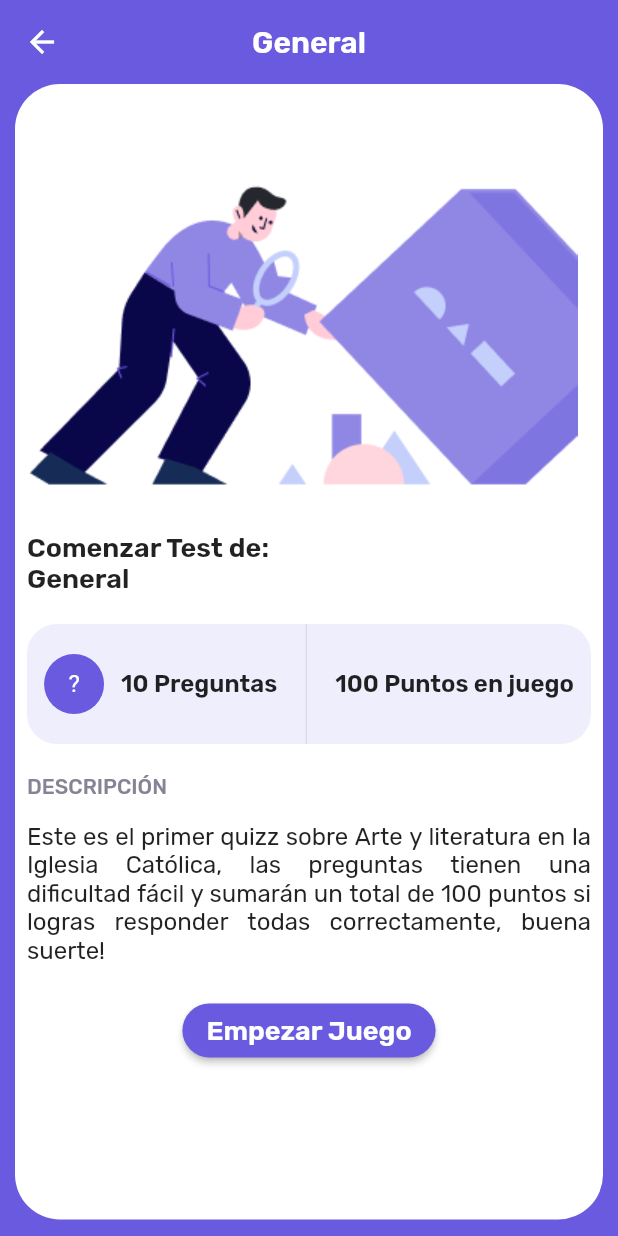
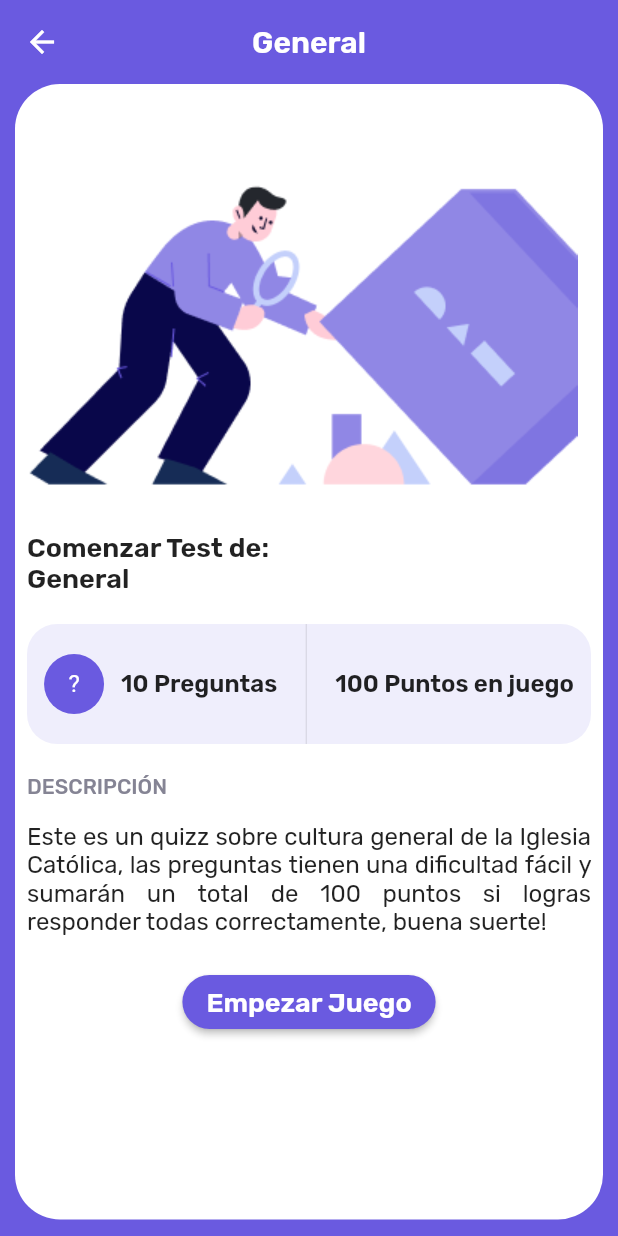
Before and after one commit to Guix98/cato_trivia, a Flutter app: the CategoryContainer widget shown alone on an empty page, opened directly, after a tap on "General", on a phone screen of 412 x 824 dp. Run offline on Flutter 3.47's test engine with Material 2 defaults, Android fonts, the light colour scheme and no system bars; our stand-ins replace convex_bottom_bar, firebase_core, flutter_svg, get, google_fonts, percent_indicator and 1 more; accounts and stored records are empty; network calls fail.

Commit message:
questions fixed

```diff
--- a/lib/components/extras_container.dart
+++ b/lib/components/extras_container.dart
@@ -41,11 +41,13 @@ class ExtrasContainer extends StatelessWidget {
                 Text(
                   title,
                   style: TextStyle(fontSize: 18, fontWeight: FontWeight.w700),
+                  overflow: TextOverflow.ellipsis,
                 ),
                 SizedBox(height: 20),
                 Text(
                   subtitle,
                   style: TextStyle(fontSize: 12),
+                  overflow: TextOverflow.ellipsis,
                 ),
               ],
             ),
--- a/lib/controllers/quizz_controller.dart
+++ b/lib/controllers/quizz_controller.dart
@@ -22,7 +22,6 @@ class QuizzController extends GetxController {
   Future<String> loadJsonData() async {
     var jsonText = await rootBundle.loadString('assets/preguntas.json');
     questionsList = questionFromJson(jsonText);
-    loadGeneral();
     return 'success';
   }
 
--- a/lib/pages/questions_page.dart
+++ b/lib/pages/questions_page.dart
@@ -11,113 +11,152 @@ import 'package:cato_trivia/theme/colors.dart' as colors;
 import '../models/question.dart';
 
 class QuestionsPage extends StatelessWidget {
+  final String category;
   final QuizzController _quizzController =
       Get.put<QuizzController>(QuizzController());
-  final GameController _gameController=
+  final GameController _gameController =
       Get.put<GameController>(GameController());
+
+  QuestionsPage({Key? key, required this.category}) : super(key: key);
+
   @override
   Widget build(BuildContext context) {
     return BottomNavLayout(
         bottomIndex: 2,
-
         hideNav: true,
-        title: 'General',
+        title: category,
         child: PageView(
           controller: _gameController.pageController,
           physics: NeverScrollableScrollPhysics(),
           children: buildQuestionCards(),
         ));
   }
-  List<Widget> buildQuestionCards(){
-    List<Widget> widgets=[];
+
+  List<Widget> buildQuestionCards() {
+    switch (category.toLowerCase()) {
+      case 'general':
+        _quizzController.loadGeneral();
+        break;
+      case 'adviento':
+        _quizzController.loadAdviento();
+        break;
+      case 'cuaresma':
+        _quizzController.loadCuaresma();
+        break;
+      case 'navidad':
+        _quizzController.loadNavidad();
+        break;
+      case 'pascua':
+        _quizzController.loadPascua();
+        break;
+
+      default:
+        break;
+    }
+    List<Widget> widgets = [];
     widgets.add(QuizInitPage());
-    Widget  body=Container();
-    for(var i=0;i< _quizzController.categoryQuestionList.length;i++){
-      final question= _quizzController.categoryQuestionList[i];
-      switch(question.tipo){
+    Widget body = Container();
+    for (var i = 0; i < _quizzController.categoryQuestionList.length; i++) {
+      final question = _quizzController.categoryQuestionList[i];
+      switch (question.tipo) {
         case "M":
-         body=QuestionMultiple( question: question);
+          body = QuestionMultiple(question: question);
           break;
         case "VF":
-          body=QuestionTrueOrFalse(question: question);
+          body = QuestionTrueOrFalse(question: question);
           break;
-
       }
-      widgets.add(
-          WhiteCard(
+      widgets.add(WhiteCard(
           child: Column(
         mainAxisSize: MainAxisSize.min,
         children: [
           Expanded(
             child: ListView(
-                      padding: EdgeInsets.symmetric(
-                        horizontal: 20,
-                        vertical: 20
+              padding: EdgeInsets.symmetric(horizontal: 20, vertical: 20),
+              children: [
+                Obx(() {
+                  return CircleAvatar(
+                    backgroundColor:
+                        _gameController.questionResult.value == true
+                            ? colors.green
+                            : _gameController.questionResult.value == false
+                                ? colors.red
+                                : colors.pinkSalmon,
+                    radius: 30,
+                    child: _gameController.questionResult.value == true
+                        ? Icon(Icons.done, color: colors.white)
+                        : _gameController.questionResult.value == false
+                            ? Icon(Icons.close, color: colors.white)
+                            : Text(
+                                (i + 1).toString(),
+                                style: GoogleFonts.rubik(
+                                    fontWeight: FontWeight.w600,
+                                    fontSize: 24,
+                                    color: colors.white),
                               ),
-                      children:
-                      [
-                        Obx(
-                          () {
-                            return CircleAvatar(
-                              backgroundColor: _gameController.questionResult.value==true?colors.green:_gameController.questionResult.value==false?colors.red:colors.pinkSalmon,
-                              radius: 30,
-                              child:
-                              _gameController.questionResult.value==true?
-                                  Icon(Icons.done,color: colors.white):
-                              _gameController.questionResult.value==false?
-                              Icon(Icons.close,color: colors.white):
-                              Text((i+1).toString(),
+                  );
+                }),
+                SizedBox(
+                  height: 30,
+                ),
+                Text(
+                  "PREGUNTA ${i + 1} DE ${_quizzController.categoryQuestionList.length} ",
                   style: GoogleFonts.rubik(
-                                    fontWeight: FontWeight.w600, fontSize: 24,color: colors.white),),
-                            );
-                          }
+                      fontWeight: FontWeight.w600,
+                      fontSize: 18,
+                      color: colors.grey2),
                 ),
-                        SizedBox(height: 30,),
-                        Text("PREGUNTA ${i+1} DE ${_quizzController.categoryQuestionList.length} ",
+                SizedBox(
+                  height: 10,
+                ),
+                Text(
+                  question.pregunta,
                   style: GoogleFonts.rubik(
-                              fontWeight: FontWeight.w600, fontSize: 18,color: colors.grey2),),
-                        SizedBox(height: 10,),
-                        Text(question.pregunta,
-                          style: GoogleFonts.rubik(
-                              fontWeight: FontWeight.w600, fontSize: 18,color: colors.black),),
-                        SizedBox(height: 50,),
+                      fontWeight: FontWeight.w600,
+                      fontSize: 18,
+                      color: colors.black),
+                ),
+                SizedBox(
+                  height: 50,
+                ),
                 body
-
               ],
             ),
           ),
           SizedBox(
               height: 50,
               child: Center(
-                      child: Obx(
-                        () {
+                child: Obx(() {
                   return AnimatedOpacity(
                     duration: Duration(milliseconds: 200),
-                            opacity: _gameController.questionResult.value!=null?1:0,
+                    opacity:
+                        _gameController.questionResult.value != null ? 1 : 0,
                     child: MaterialButton(
                       height: 50,
                       minWidth: double.infinity,
                       color: colors.dullLavender,
-                              shape: RoundedRectangleBorder(borderRadius: BorderRadius.vertical(bottom: Radius.circular(30))),
-
-                              child: Text(_quizzController.categoryQuestionList.length==i+1?"Terminar":"Siguiente",
+                      shape: RoundedRectangleBorder(
+                          borderRadius: BorderRadius.vertical(
+                              bottom: Radius.circular(30))),
+                      child: Text(
+                          _quizzController.categoryQuestionList.length == i + 1
+                              ? "Terminar"
+                              : "Siguiente",
                           style: GoogleFonts.rubik(
-                                      fontWeight: FontWeight.w600, fontSize: 18,color: colors.white)),
-                              onPressed: (){
-                                if(_gameController.questionResult.value!=null){
+                              fontWeight: FontWeight.w600,
+                              fontSize: 18,
+                              color: colors.white)),
+                      onPressed: () {
+                        if (_gameController.questionResult.value != null) {
                           _gameController.nextQuestion();
                         }
                       },
                     ),
                   );
-                        }
-                      ),
-                    )
-                  )
+                }),
+              ))
         ],
-              )
-          )
-      );
+      )));
     }
 
     widgets.add(FinishPage());
@@ -125,10 +164,9 @@ class QuestionsPage extends StatelessWidget {
   }
 }
 
-
 class FinishPage extends StatelessWidget {
-  final GameController _gameController= Get.find();
-  final QuizzController _quizzController=Get.find();
+  final GameController _gameController = Get.find();
+  final QuizzController _quizzController = Get.find();
   FinishPage({Key? key}) : super(key: key);
 
   @override
@@ -137,39 +175,58 @@ class FinishPage extends StatelessWidget {
       child: Column(
         mainAxisAlignment: MainAxisAlignment.center,
         children: [
-          Text("TU RESULTADO ES",
+          Text(
+            "TU RESULTADO ES",
             textAlign: TextAlign.center,
             style: GoogleFonts.rubik(
-                fontWeight: FontWeight.w600, fontSize: 18,color: colors.black),),
-          SizedBox(height: 20,),
+                fontWeight: FontWeight.w600, fontSize: 18, color: colors.black),
+          ),
+          SizedBox(
+            height: 20,
+          ),
           CircleAvatar(
             backgroundColor: colors.mintTulip,
             radius: 100,
-            child:
-            Text("${_gameController.score}/${_quizzController.categoryQuestionList.length*10}",
+            child: Text(
+              "${_gameController.score}/${_quizzController.categoryQuestionList.length * 10}",
               style: GoogleFonts.rubik(
-                  fontWeight: FontWeight.w600, fontSize: 40,color: colors.royalBlue),),
+                  fontWeight: FontWeight.w600,
+                  fontSize: 40,
+                  color: colors.royalBlue),
             ),
-          SizedBox(height: 10,),
-          Text("Correctas: ${_gameController.rightAnswers}",
+          ),
+          SizedBox(
+            height: 10,
+          ),
+          Text(
+            "Correctas: ${_gameController.rightAnswers}",
             textAlign: TextAlign.center,
             style: GoogleFonts.rubik(
-                fontWeight: FontWeight.w600, fontSize: 14,color: colors.grey2),),
-          SizedBox(height: 5,),
-          Text("Incorrectas: ${_gameController.wrongAnswers}",
+                fontWeight: FontWeight.w600, fontSize: 14, color: colors.grey2),
+          ),
+          SizedBox(
+            height: 5,
+          ),
+          Text(
+            "Incorrectas: ${_gameController.wrongAnswers}",
             textAlign: TextAlign.center,
             style: GoogleFonts.rubik(
-                fontWeight: FontWeight.w600, fontSize: 14,color: colors.grey2),),
-
-          SizedBox(height: 30,),
+                fontWeight: FontWeight.w600, fontSize: 14, color: colors.grey2),
+          ),
+          SizedBox(
+            height: 30,
+          ),
           MaterialButton(
             height: 50,
             color: colors.royalBlue,
-            shape: RoundedRectangleBorder(borderRadius: BorderRadius.circular(30)),
+            shape:
+                RoundedRectangleBorder(borderRadius: BorderRadius.circular(30)),
             child: Text("Volver",
                 style: GoogleFonts.rubik(
-                    fontWeight: FontWeight.w600, fontSize: 18,color: colors.white)),
-            onPressed: (){
+                    fontWeight: FontWeight.w600,
+                    fontSize: 18,
+                    color: colors.white)),
+            onPressed: () {
               Get.back();
             },
           ),
@@ -182,36 +239,34 @@ class FinishPage extends StatelessWidget {
 class QuestionTrueOrFalse extends StatefulWidget {
   final Question question;
 
-  QuestionTrueOrFalse({Key? key,required this.question}) : super(key: key);
+  QuestionTrueOrFalse({Key? key, required this.question}) : super(key: key);
 
   @override
   State<QuestionTrueOrFalse> createState() => _QuestionTrueOrFalseState();
 }
 
 class _QuestionTrueOrFalseState extends State<QuestionTrueOrFalse> {
-  final GameController _gameController=Get.find();
-  var _selected=-1;
+  final GameController _gameController = Get.find();
+  var _selected = -1;
   @override
   Widget build(BuildContext context) {
-    return Row(
-      mainAxisAlignment: MainAxisAlignment.spaceAround,
-        children: [
+    return Row(mainAxisAlignment: MainAxisAlignment.spaceAround, children: [
       optionCard("FALSO", 0),
-          SizedBox(height: 10,),
+      SizedBox(
+        height: 10,
+      ),
       optionCard("VERDADERO", 1),
-        ]
-    );
+    ]);
   }
 
-  Widget optionCard(String option,int number){
-
+  Widget optionCard(String option, int number) {
     return GestureDetector(
-      onTap: (){
-        if(_gameController.questionResult.value==null){
+      onTap: () {
+        if (_gameController.questionResult.value == null) {
           setState(() {
-            _selected=number;
+            _selected = number;
           });
-          _gameController.optionSelected.value=option;
+          _gameController.optionSelected.value = option;
           _gameController.verifyAnswer();
         }
       },
@@ -219,59 +274,59 @@ class _QuestionTrueOrFalseState extends State<QuestionTrueOrFalse> {
         duration: Duration(milliseconds: 100),
         padding: EdgeInsets.all(20),
         decoration: BoxDecoration(
-            color: option=="FALSO"?colors.red.withOpacity(1):colors.green.withOpacity(1),
+            color: option == "FALSO"
+                ? colors.red.withOpacity(1)
+                : colors.green.withOpacity(1),
             borderRadius: BorderRadius.circular(20),
-            border: Border.all(color: colors.hawkesBlue)
-        ),
-        child: Text(option,
+            border: Border.all(color: colors.hawkesBlue)),
+        child: Text(
+          option,
           style: GoogleFonts.rubik(
-              fontWeight: FontWeight.w600,
-              fontSize: 18,
-              color: colors.black),
+              fontWeight: FontWeight.w600, fontSize: 18, color: colors.black),
         ),
       ),
     );
   }
 }
+
 class QuestionMultiple extends StatefulWidget {
   final Question question;
 
-  QuestionMultiple({Key? key,required this.question}) : super(key: key);
+  QuestionMultiple({Key? key, required this.question}) : super(key: key);
 
   @override
   State<QuestionMultiple> createState() => _QuestionMultipleState();
 }
+
 class _QuestionMultipleState extends State<QuestionMultiple> {
-  final GameController _gameController=Get.find();
-  var _selected=-1;
+  final GameController _gameController = Get.find();
+  var _selected = -1;
   @override
   Widget build(BuildContext context) {
     return Column(
         crossAxisAlignment: CrossAxisAlignment.stretch,
-            children: _getShuffleList()
-          );
+        children: _getShuffleList());
   }
-  List<Widget> _getShuffleList(){
 
-    List<Widget> widgets=[
-    ];
-    for(var i=0;i<widget.question.opciones.length;i++){
+  List<Widget> _getShuffleList() {
+    List<Widget> widgets = [];
+    for (var i = 0; i < widget.question.opciones.length; i++) {
       widgets.add(optionCard(widget.question.opciones[i], i));
-      widgets.add(SizedBox(height: 10,));
+      widgets.add(SizedBox(
+        height: 10,
+      ));
     }
     return widgets;
   }
 
-
-  Widget optionCard(String option,int number){
-
+  Widget optionCard(String option, int number) {
     return GestureDetector(
-      onTap: (){
-        if(_gameController.questionResult.value==null){
+      onTap: () {
+        if (_gameController.questionResult.value == null) {
           setState(() {
-            _selected=number;
+            _selected = number;
           });
-          _gameController.optionSelected.value=option;
+          _gameController.optionSelected.value = option;
           _gameController.verifyAnswer();
         }
       },
@@ -279,21 +334,27 @@ class _QuestionMultipleState extends State<QuestionMultiple> {
         duration: Duration(milliseconds: 100),
         padding: EdgeInsets.all(20),
         decoration: BoxDecoration(
-            color: _gameController.questionResult.value==false&&widget.question.respuesta!=option&&_selected==number?colors.red:_gameController.questionResult.value!=null&&widget.question.respuesta==option?colors.green:_selected==number?colors.hawkesBlue:colors.white,
+            color: _gameController.questionResult.value == false &&
+                    widget.question.respuesta != option &&
+                    _selected == number
+                ? colors.red
+                : _gameController.questionResult.value != null &&
+                        widget.question.respuesta == option
+                    ? colors.green
+                    : _selected == number
+                        ? colors.hawkesBlue
+                        : colors.white,
             borderRadius: BorderRadius.circular(20),
-            border: Border.all(color: colors.hawkesBlue)
-        ),
-        child: Text(option,
+            border: Border.all(color: colors.hawkesBlue)),
+        child: Text(
+          option,
           style: GoogleFonts.rubik(
-              fontWeight: FontWeight.w600,
-              fontSize: 14,
-              color: colors.black),
+              fontWeight: FontWeight.w600, fontSize: 14, color: colors.black),
         ),
       ),
     );
   }
 }
-
 
 class QuizInitPage extends StatelessWidget {
   final GameController _gameController = Get.find();
@@ -327,16 +388,19 @@ class QuizInitPage extends StatelessWidget {
                 SizedBox(height: 20),
                 Center(
                   child: MaterialButton(
-                            shape: RoundedRectangleBorder(borderRadius: BorderRadius.circular(20)),
+                      shape: RoundedRectangleBorder(
+                          borderRadius: BorderRadius.circular(20)),
                       color: colors.royalBlue,
-                            child: Text("Empezar Juego",
-
+                      child: Text(
+                        "Empezar Juego",
                         style: GoogleFonts.rubik(
-                                  fontWeight: FontWeight.w600, fontSize: 18,color: Colors.white),),
-                            onPressed: (){
+                            fontWeight: FontWeight.w600,
+                            fontSize: 18,
+                            color: Colors.white),
+                      ),
+                      onPressed: () {
                         _gameController.newGame();
-                            }
-                        ),
+                      }),
                 )
               ],
             ),
@@ -344,10 +408,8 @@ class QuizInitPage extends StatelessWidget {
         )
       ],
     ));
-
   }
 }
-
 
 class QuizzDescription extends StatelessWidget {
   const QuizzDescription({
@@ -367,7 +429,7 @@ class QuizzDescription extends StatelessWidget {
         ),
         SizedBox(height: 15),
         Text(
-          'Este es el primer quizz sobre Arte y literatura en la Iglesia Católica, las preguntas tienen una dificultad fácil y sumarán un total de 100 puntos si logras responder todas correctamente, buena suerte!',
+          'Este es un quizz sobre cultura general de la Iglesia Católica, las preguntas tienen una dificultad fácil y sumarán un total de 100 puntos si logras responder todas correctamente, buena suerte!',
           textAlign: TextAlign.justify,
           style: GoogleFonts.rubik(
             fontWeight: FontWeight.w400,
```
Also changed, not shown: lib/pages/categories_page.dart (+12 -15 lines), lib/pages/homepage.dart (+28 -6 lines), lib/pages/web/saint_of_the_day.dart (+7 -2 lines), pubspec.lock. Lines whose indentation alone changed are shown as unchanged.
